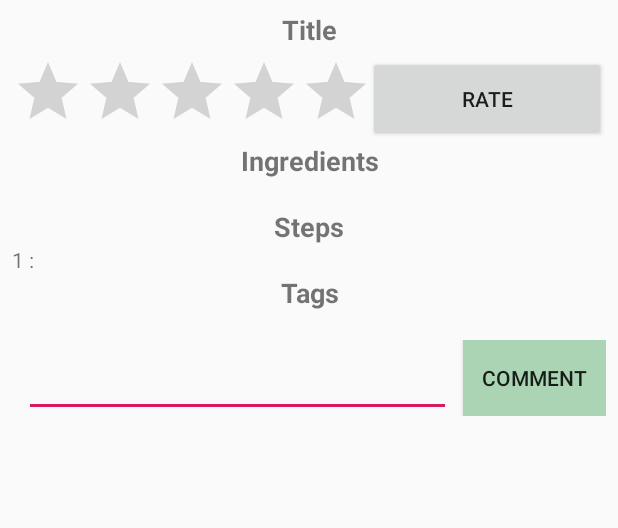
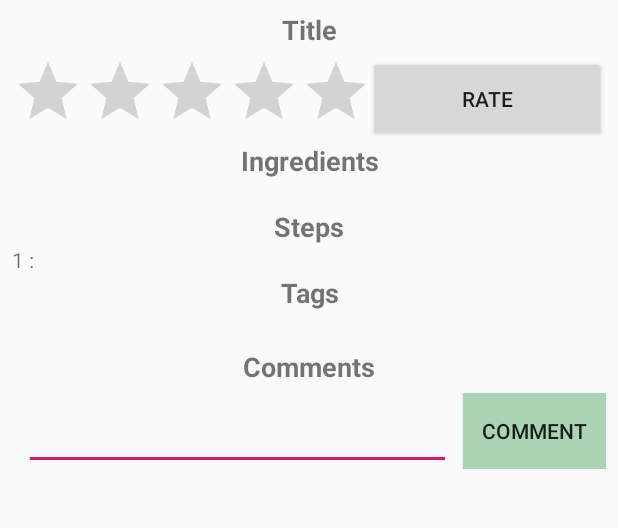
Before and after one commit to MinSukKim/CooKingRecipe, an Android app: the detailedRecipeView screen opened directly, with no data from a screen before it, on a phone screen of 412 x 824 dp, the part 84-612 px from its top. Run offline under Robolectric (Android 15) with nearby library versions, the phone set to English and light mode, and no system bars; our stand-ins replace Firebase (no records; nobody signed in at launch, a user with empty details on screens opened directly); pictures from the network do not load; 11 statements that could not run were skipped.

Commit message:
commenting finished

```diff
--- a/app/src/main/java/com/example/girln/recipeapp/detailedRecipeView.java
+++ b/app/src/main/java/com/example/girln/recipeapp/detailedRecipeView.java
@@ -19,13 +19,20 @@ import com.example.girln.recipeapp.models.CookingIngredientModel;
 import com.example.girln.recipeapp.models.CookingStepsModel;
 import com.example.girln.recipeapp.models.CookingTagsModel;
 import com.example.girln.recipeapp.models.RecipeModel;
+import com.google.android.gms.auth.GoogleAuthUtil;
+import com.google.android.gms.common.api.GoogleApi;
 import com.google.firebase.auth.FirebaseAuth;
+import com.google.firebase.auth.FirebaseAuthProvider;
+import com.google.firebase.auth.FirebaseUser;
+import com.google.firebase.auth.GoogleAuthProvider;
 import com.google.firebase.database.DataSnapshot;
 import com.google.firebase.database.DatabaseError;
 import com.google.firebase.database.FirebaseDatabase;
 import com.google.firebase.database.ValueEventListener;
 import com.google.firebase.storage.FirebaseStorage;
 import com.google.firebase.storage.StorageReference;
+
+import java.util.ArrayList;
 
 import static java.lang.Math.round;
 
@@ -49,8 +56,8 @@ public class detailedRecipeView extends AppCompatActivity {
         mUser = FirebaseAuth.getInstance();
         storage = FirebaseStorage.getInstance();
         storageReference = storage.getReference();
-        ratingBar= findViewById(R.id.ratingBar);
-        commentField= findViewById(R.id.commentTextField);
+        ratingBar = findViewById(R.id.ratingBar);
+        commentField = findViewById(R.id.commentTextField);
         getRecipe(recipeID);
     }
 
@@ -68,7 +75,7 @@ public class detailedRecipeView extends AppCompatActivity {
             ImageView pic = new ImageView(this);
             GlideApp.with(this)
                     .load(picturesURL)
-                    .override(Target.SIZE_ORIGINAL,300)
+                    .override(Target.SIZE_ORIGINAL, 300)
                     .into(pic);
             pic.setLayoutParams(lparams);
             pictureLL.addView(pic);
@@ -86,6 +93,43 @@ public class detailedRecipeView extends AppCompatActivity {
         LinearLayout tagList = findViewById(R.id.tagList);
         populatingTags(lparams, tagList);
 
+        LinearLayout commentLL = findViewById(R.id.CommentLayout);
+        ArrayList<CommentModel> comments = getComments(recipeID, commentLL);
+
+
+    }
+
+    private void populatingComments(LinearLayout commentLL, ArrayList<CommentModel> comments) {
+        for (CommentModel commentModel : comments) {
+            TextView commentText = new TextView(this);
+            commentText.setText(commentModel.getUName()+" :"+commentModel.getComment());
+            commentText.setLayoutParams(new LinearLayout.LayoutParams(LinearLayout.LayoutParams.MATCH_PARENT, LinearLayout.LayoutParams.MATCH_PARENT));
+            commentLL.addView(commentText);
+        }
+    }
+
+    private ArrayList<CommentModel> getComments(String recipeID, final LinearLayout commentLL) {
+        final ArrayList<CommentModel> comments = new ArrayList<>();
+        mData.getReference().child("Comments").child(recipeID).addListenerForSingleValueEvent(new ValueEventListener() {
+            @Override
+            public void onDataChange(@NonNull DataSnapshot dataSnapshot) {
+
+                for (DataSnapshot comment :
+                        dataSnapshot.getChildren()) {
+                    CommentModel com = comment.getValue(CommentModel.class);
+                    comments.add(com);
+                }
+
+
+                populatingComments(commentLL, comments);
+            }
+
+            @Override
+            public void onCancelled(@NonNull DatabaseError databaseError) {
+                Log.w("TAG", "Failed to read value.", databaseError.toException());
+            }
+        });
+        return comments;
     }
 
     private void populatingTags(LinearLayout.LayoutParams lparams, LinearLayout tagList) {
@@ -151,18 +195,24 @@ public class detailedRecipeView extends AppCompatActivity {
         }
     }
 
-    public void rateRecipe(View v){
-        if(mUser.getUid()!=null)
-        mData.getReference().child("Ratings").child(recipeID).child(mUser.getUid()).setValue(ratingBar.getRating());
+    public void rateRecipe(View v) {
+        if (mUser.getUid() != null)
+            mData.getReference().child("Ratings").child(recipeID).child(mUser.getUid()).setValue(ratingBar.getRating());
         finish();
     }
 
-    public void commentRecipe(View v)
-    {
-        if(mUser.getUid()!=null)
-        { CommentModel commentModel=new CommentModel(commentField.getText().toString(),mUser.getUid());
+    public void commentRecipe(View v) {
+        CommentModel commentModel = new CommentModel();
+        if (mUser.getUid() != null) {
+            if(mUser.getCurrentUser()!=null)
+            if(mUser.getCurrentUser().getDisplayName()!=null) {
+                commentModel= new CommentModel(commentField.getText().toString(), mUser.getUid(), mUser.getCurrentUser().getDisplayName());
+            }else
+
+            { commentModel = new CommentModel(commentField.getText().toString(), mUser.getUid(),"anonymous");}
             mData.getReference().child("Comments").child(recipeID).push().setValue(commentModel);
-        finish();}
+            finish();
+        }
     }
 
     public RecipeModel getRecipe(final String recipeID) {
--- a/app/src/main/res/layout/activity_detailrecipe.xml
+++ b/app/src/main/res/layout/activity_detailrecipe.xml
@@ -149,6 +149,28 @@
                 </LinearLayout>
             </ScrollView>
 
+            <TextView
+                android:id="@+id/tvTitle2"
+                android:layout_width="match_parent"
+                android:layout_height="match_parent"
+                android:layout_margin="5dp"
+
+                android:text="Comments"
+                android:textAlignment="center"
+                android:textSize="18sp"
+                android:textStyle="bold" />
+
+            <ScrollView
+                android:layout_width="match_parent"
+                android:layout_height="match_parent">
+
+                <LinearLayout
+                    android:id="@+id/CommentLayout"
+                    android:layout_width="match_parent"
+                    android:layout_height="wrap_content"
+                    android:orientation="vertical" />
+            </ScrollView>
+
             <LinearLayout
                 android:layout_width="match_parent"
                 android:layout_height="match_parent"
@@ -194,4 +216,5 @@
         layout="@layout/app_bar_main"
         android:layout_width="match_parent"
         android:layout_height="56dp" />
+
 </android.support.constraint.ConstraintLayout>
```
Also changed, not shown: app/src/main/java/com/example/girln/recipeapp/models/CommentModel.java (+15 -1 lines).
